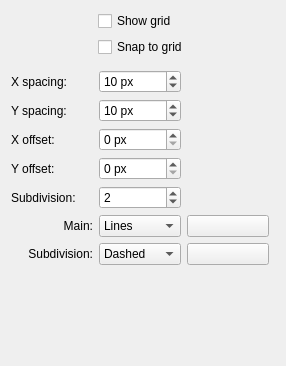
KDE/krita, file plugins/extensions/dockers/griddocker/grid_config_widget.ui: the form before one commit.
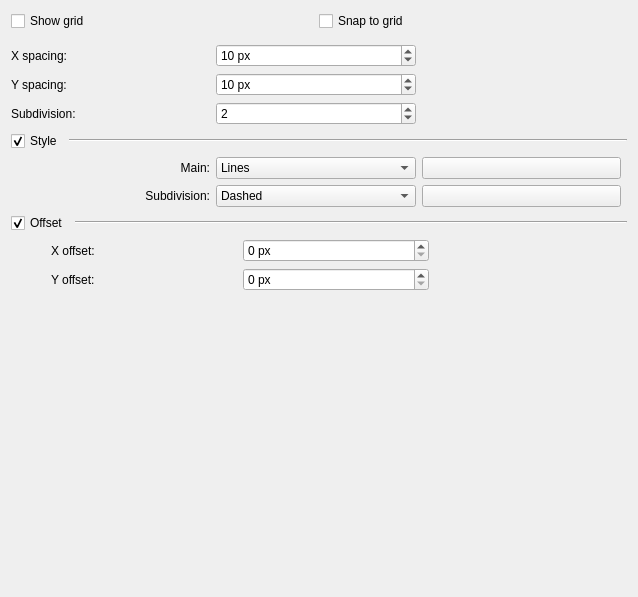
The form after the commit. Custom widgets are drawn as their Qt base class.

Commit message: Implement Grid Widget with saving grid options to KRA

What changed in the file:
```diff
--- a/plugins/extensions/dockers/griddocker/grid_config_widget.ui
+++ b/plugins/extensions/dockers/griddocker/grid_config_widget.ui
@@ -6,8 +6,8 @@
    <rect>
     <x>0</x>
     <y>0</y>
-    <width>286</width>
-    <height>366</height>
+    <width>638</width>
+    <height>597</height>
    </rect>
   </property>
   <property name="minimumSize">
@@ -19,52 +19,25 @@
   <property name="windowTitle">
    <string>Form</string>
   </property>
-  <layout class="QVBoxLayout" name="verticalLayout_2" stretch="0,0,0,0,1">
+  <layout class="QVBoxLayout" name="verticalLayout">
    <item>
-    <layout class="QHBoxLayout" name="horizontalLayout">
+    <layout class="QHBoxLayout" name="horizontalLayout_3">
+     <property name="rightMargin">
+      <number>6</number>
+     </property>
      <item>
-      <spacer name="horizontalSpacer">
-       <property name="orientation">
-        <enum>Qt::Horizontal</enum>
+      <widget class="QCheckBox" name="chkShowGrid">
+       <property name="text">
+        <string>Show grid</string>
        </property>
-       <property name="sizeHint" stdset="0">
-        <size>
-         <width>40</width>
-         <height>20</height>
-        </size>
-       </property>
-      </spacer>
+      </widget>
      </item>
      <item>
-      <layout class="QVBoxLayout" name="verticalLayout">
-       <item>
-        <widget class="QCheckBox" name="chkShowGrid">
-         <property name="text">
-          <string>Show grid</string>
-         </property>
-        </widget>
-       </item>
-       <item>
-        <widget class="QCheckBox" name="chkSnapToGrid">
-         <property name="text">
-          <string>Snap to grid</string>
-         </property>
-        </widget>
-       </item>
-      </layout>
-     </item>
-     <item>
-      <spacer name="horizontalSpacer_2">
-       <property name="orientation">
-        <enum>Qt::Horizontal</enum>
+      <widget class="QCheckBox" name="chkSnapToGrid">
+       <property name="text">
+        <string>Snap to grid</string>
        </property>
-       <property name="sizeHint" stdset="0">
-        <size>
-         <width>40</width>
-         <height>20</height>
-        </size>
-       </property>
-      </spacer>
+      </widget>
      </item>
     </layout>
    </item>
@@ -74,7 +47,7 @@
       <enum>Qt::Vertical</enum>
      </property>
      <property name="sizeType">
-      <enum>QSizePolicy::MinimumExpanding</enum>
+      <enum>QSizePolicy::Fixed</enum>
      </property>
      <property name="sizeHint" stdset="0">
       <size>
@@ -89,29 +62,71 @@
      <property name="rightMargin">
       <number>6</number>
      </property>
-     <item row="0" column="0">
-      <widget class="QLabel" name="label">
-       <property name="text">
-        <string>X spacing:</string>
-       </property>
-      </widget>
-     </item>
-     <item row="0" column="1">
-      <widget class="QSpinBox" name="intHSpacing">
-       <property name="suffix">
-        <string> px</string>
+     <item row="2" column="1">
+      <widget class="QSpinBox" name="intSubdivision">
+       <property name="minimum">
+        <number>1</number>
        </property>
        <property name="maximum">
         <number>500</number>
        </property>
        <property name="value">
         <number>10</number>
+       </property>
+       <property name="value">
+        <number>2</number>
+       </property>
+      </widget>
+     </item>
+     <item row="2" column="0">
+      <widget class="QLabel" name="label_3">
+       <property name="text">
+        <string>Subdivision:</string>
        </property>
       </widget>
      </item>
      <item row="0" column="2" rowspan="2">
       <widget class="KoAspectButton" name="spacingAspectButton" native="true"/>
      </item>
+     <item row="0" column="1">
+      <widget class="QSpinBox" name="intHSpacing">
+       <property name="suffix">
+        <string> px</string>
+       </property>
+       <property name="minimum">
+        <number>2</number>
+       </property>
+       <property name="maximum">
+        <number>500</number>
+       </property>
+       <property name="value">
+        <number>10</number>
+       </property>
+      </widget>
+     </item>
+     <item row="1" column="1">
+      <widget class="QSpinBox" name="intVSpacing">
+       <property name="suffix">
+        <string> px</string>
+       </property>
+       <property name="minimum">
+        <number>2</number>
+       </property>
+       <property name="maximum">
+        <number>500</number>
+       </property>
+       <property name="value">
+        <number>10</number>
+       </property>
+      </widget>
+     </item>
+     <item row="0" column="0">
+      <widget class="QLabel" name="label">
+       <property name="text">
+        <string>X spacing:</string>
+       </property>
+      </widget>
+     </item>
      <item row="1" column="0">
       <widget class="QLabel" name="label_2">
        <property name="text">
@@ -119,79 +134,30 @@
        </property>
       </widget>
      </item>
-     <item row="1" column="1">
-      <widget class="QSpinBox" name="intVSpacing">
-       <property name="suffix">
-        <string> px</string>
-       </property>
-       <property name="maximum">
-        <number>500</number>
-       </property>
-       <property name="value">
-        <number>10</number>
-       </property>
-      </widget>
-     </item>
-     <item row="2" column="0">
-      <widget class="QLabel" name="label_4">
+    </layout>
+   </item>
+   <item>
+    <layout class="QHBoxLayout" name="horizontalLayout">
+     <item>
+      <widget class="QCheckBox" name="chkStyle">
        <property name="text">
-        <string>X offset:</string>
+        <string>Style</string>
        </property>
-      </widget>
-     </item>
-     <item row="2" column="1">
-      <widget class="QSpinBox" name="intXOffset">
-       <property name="suffix">
-        <string> px</string>
+       <property name="checked">
+        <bool>true</bool>
        </property>
-       <property name="maximum">
-        <number>500</number>
-       </property>
-       <property name="value">
-        <number>0</number>
-       </property>
       </widget>
      </item>
-     <item row="2" column="2" rowspan="2">
-      <widget class="KoAspectButton" name="offsetAspectButton" native="true"/>
-     </item>
-     <item row="3" column="0">
-      <widget class="QLabel" name="label_5">
-       <property name="text">
-        <string>Y offset:</string>
+     <item>
+      <widget class="Line" name="line_2">
+       <property name="sizePolicy">
+        <sizepolicy hsizetype="Expanding" vsizetype="Fixed">
+         <horstretch>0</horstretch>
+         <verstretch>0</verstretch>
+        </sizepolicy>
        </property>
-      </widget>
-     </item>
-     <item row="3" column="1">
-      <widget class="QSpinBox" name="intYOffset">
-       <property name="suffix">
-        <string> px</string>
-       </property>
-       <property name="maximum">
-        <number>500</number>
-       </property>
-       <property name="value">
-        <number>0</number>
-       </property>
-      </widget>
-     </item>
-     <item row="4" column="0">
-      <widget class="QLabel" name="label_3">
-       <property name="text">
-        <string>Subdivision:</string>
-       </property>
-      </widget>
-     </item>
-     <item row="4" column="1">
-      <widget class="QSpinBox" name="intSubdivisions">
-       <property name="minimum">
-        <number>1</number>
-       </property>
-       <property name="maximum">
-        <number>10</number>
-       </property>
-       <property name="value">
-        <number>2</number>
+       <property name="orientation">
+        <enum>Qt::Horizontal</enum>
        </property>
       </widget>
      </item>
@@ -334,6 +300,99 @@
      </item>
     </layout>
    </item>
+   <item>
+    <layout class="QHBoxLayout" name="horizontalLayout_2">
+     <item>
+      <widget class="QCheckBox" name="chkOffset">
+       <property name="text">
+        <string>Offset</string>
+       </property>
+       <property name="checked">
+        <bool>true</bool>
+       </property>
+      </widget>
+     </item>
+     <item>
+      <widget class="Line" name="line">
+       <property name="sizePolicy">
+        <sizepolicy hsizetype="Expanding" vsizetype="Fixed">
+         <horstretch>0</horstretch>
+         <verstretch>0</verstretch>
+        </sizepolicy>
+       </property>
+       <property name="orientation">
+        <enum>Qt::Horizontal</enum>
+       </property>
+      </widget>
+     </item>
+    </layout>
+   </item>
+   <item>
+    <layout class="QGridLayout" name="gridLayout_3">
+     <property name="rightMargin">
+      <number>6</number>
+     </property>
+     <item row="0" column="0" rowspan="2">
+      <spacer name="horizontalSpacer_3">
+       <property name="orientation">
+        <enum>Qt::Horizontal</enum>
+       </property>
+       <property name="sizeType">
+        <enum>QSizePolicy::Fixed</enum>
+       </property>
+       <property name="sizeHint" stdset="0">
+        <size>
+         <width>40</width>
+         <height>0</height>
+        </size>
+       </property>
+      </spacer>
+     </item>
+     <item row="0" column="1">
+      <widget class="QLabel" name="lblXOffset">
+       <property name="text">
+        <string>X offset:</string>
+       </property>
+      </widget>
+     </item>
+     <item row="0" column="2">
+      <widget class="QSpinBox" name="intXOffset">
+       <property name="suffix">
+        <string> px</string>
+       </property>
+       <property name="maximum">
+        <number>500</number>
+       </property>
+       <property name="value">
+        <number>0</number>
+       </property>
+      </widget>
+     </item>
+     <item row="0" column="3" rowspan="2">
+      <widget class="KoAspectButton" name="offsetAspectButton" native="true"/>
+     </item>
+     <item row="1" column="1">
+      <widget class="QLabel" name="lblYOffset">
+       <property name="text">
+        <string>Y offset:</string>
+       </property>
+      </widget>
+     </item>
+     <item row="1" column="2">
+      <widget class="QSpinBox" name="intYOffset">
+       <property name="suffix">
+        <string> px</string>
+       </property>
+       <property name="maximum">
+        <number>500</number>
+       </property>
+       <property name="value">
+        <number>0</number>
+       </property>
+      </widget>
+     </item>
+    </layout>
+   </item>
    <item>
     <spacer name="verticalSpacer_2">
      <property name="orientation">
```
Left out of the diff: 7 changed lines with no effect on the pictures. The commit also changes 25 other files.
